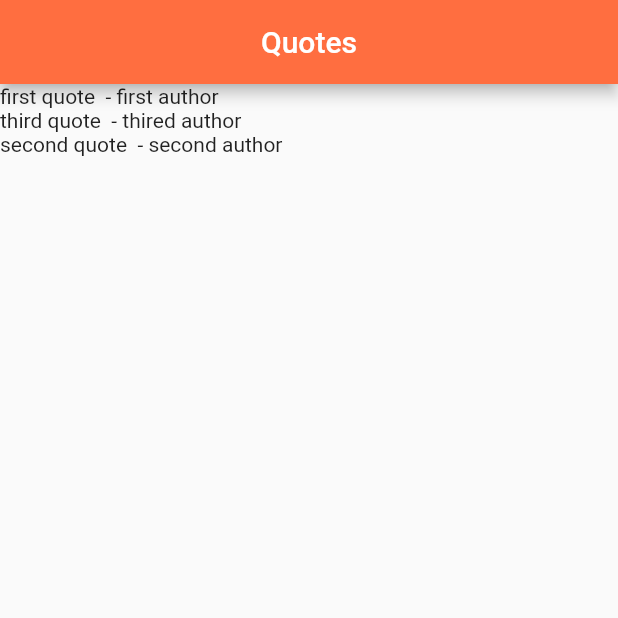
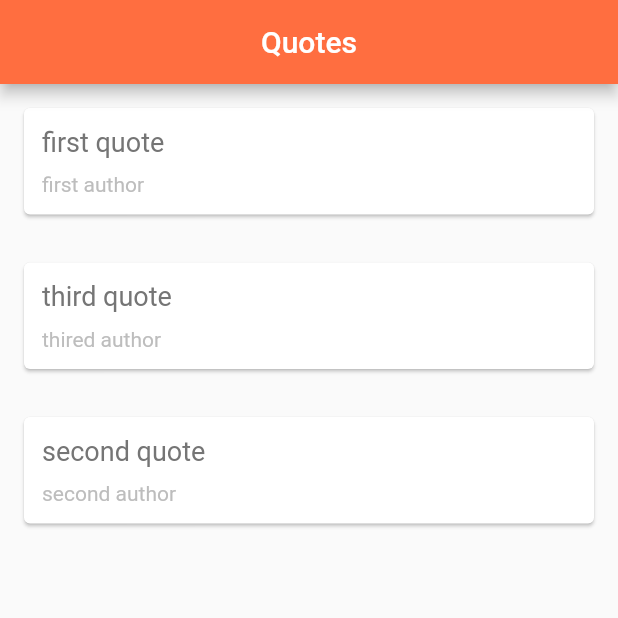
Before and after one commit to anuragkachhala/flutter_learning, a Flutter app: the QuoteListApp screen opened directly, on a phone screen of 412 x 824 dp, the top half of it. Run offline on Flutter 3.47's test engine with Material 2 defaults, Android fonts, the phone set to English and light mode, and no system bars.

```diff
--- a/lib/quoteListUI.dart
+++ b/lib/quoteListUI.dart
@@ -1,5 +1,7 @@
+import 'package:flutter/cupertino.dart';
 import 'package:flutter/material.dart';
 import 'Quote.dart';
+
 void main() {
   runApp(const MaterialApp(
     home: QuoteListApp(),
@@ -20,6 +22,31 @@ class _QuoteListState extends State<QuoteListApp> {
     Quote('second quote ', 'second author'),
   ];
 
+  Widget quoteWidget(quote) {
+    return Card(
+      margin: EdgeInsets.all(16.0),
+      child: Padding(
+        padding: const EdgeInsets.all(12.0),
+        child: Column(
+          crossAxisAlignment: CrossAxisAlignment.stretch,
+          children: <Widget>[
+            Text(
+              quote.quote,
+              style: TextStyle(fontSize: 18.0, color: Colors.grey[600]),
+            ),
+            SizedBox(
+              height: 10.0,
+            ),
+            Text(
+              quote.author,
+              style: TextStyle(fontSize: 14.0, color: Colors.grey[400]),
+            )
+          ],
+        ),
+      ),
+    );
+  }
+
   @override
   Widget build(BuildContext context) {
     // TODO: implement build
@@ -31,7 +58,7 @@ class _QuoteListState extends State<QuoteListApp> {
       ),
       body: Column(
         crossAxisAlignment: CrossAxisAlignment.start,
-        children: quotes.map((quote) => Text('${quote.quote} - ${quote.author} ')).toList(),
+        children: quotes.map((quote) => quoteWidget(quote)).toList(),
       ),
     );
   }
```
